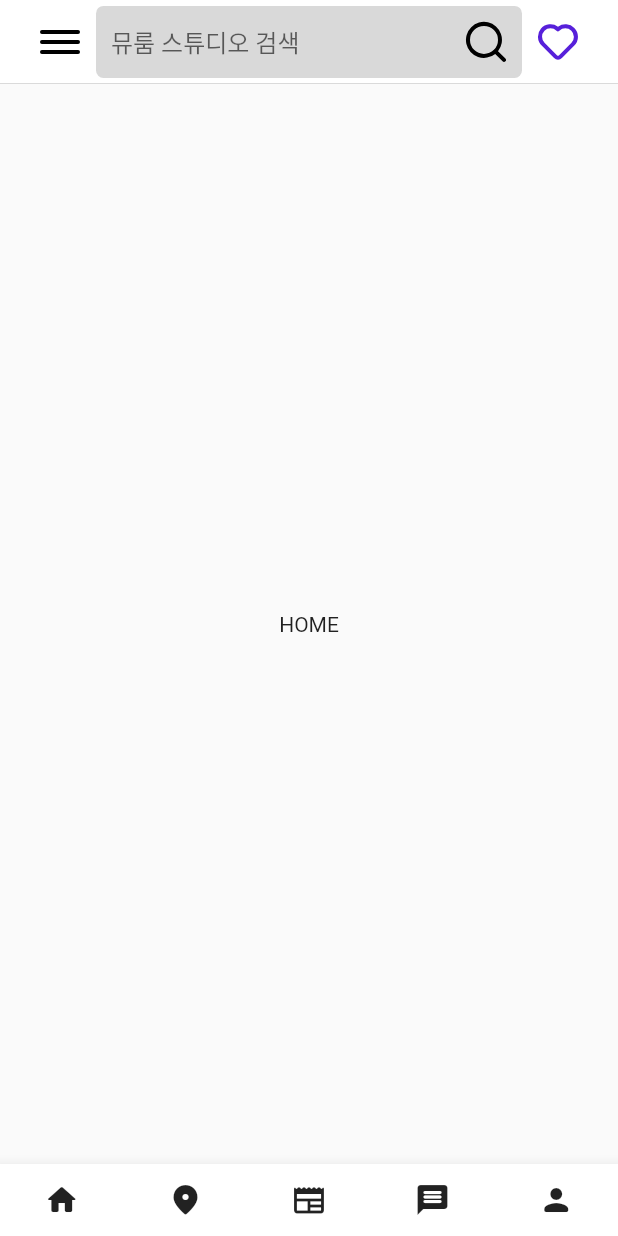
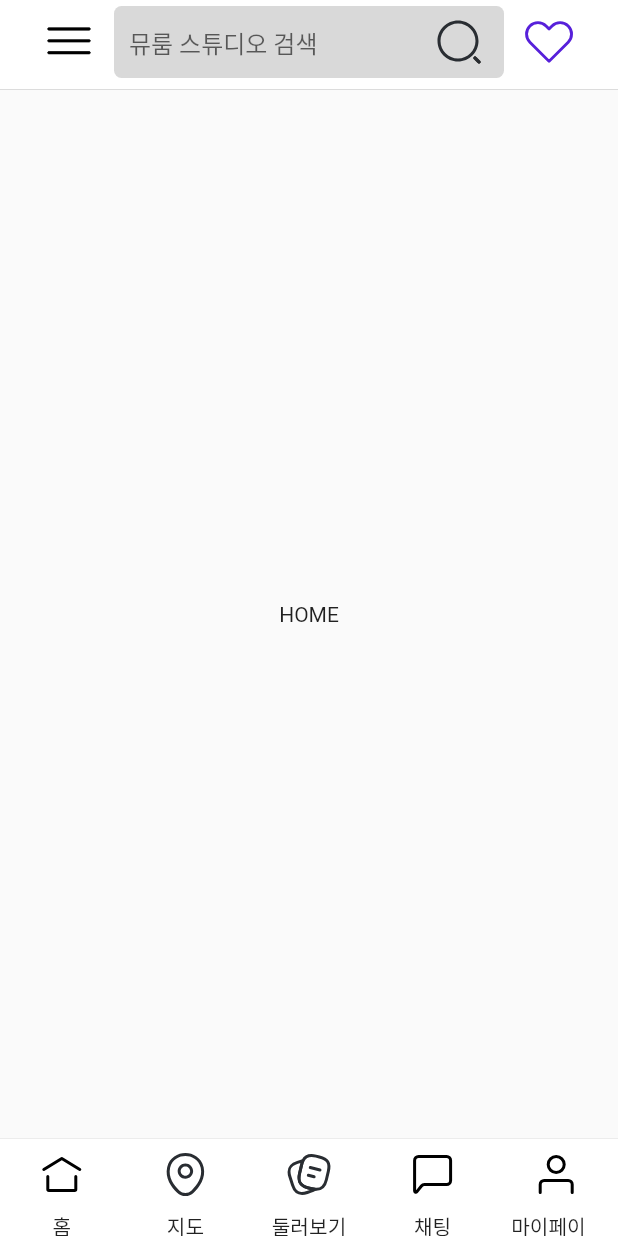
Before and after one commit to muroom-studio/muroom_flutter, a Flutter app: the screen it shows after launch, on a phone screen of 412 x 824 dp. Run offline on Flutter 3.47's test engine with Material 2 defaults, Android fonts, the phone set to English and light mode, and no system bars; our stand-ins replace flutter_riverpod, flutter_svg, go_router, google_fonts.

Commit message:
design: appbar 디자인 수정

```diff
--- a/lib/screens/nest_app_bar.dart
+++ b/lib/screens/nest_app_bar.dart
@@ -19,7 +19,7 @@ class NestAppBarScreen extends StatelessWidget {
         ? const SplashScreen()
         : Scaffold(
             appBar: const PreferredSize(
-              preferredSize: Size.fromHeight(56.0),
+              preferredSize: Size.fromHeight(60.0),
               child: TopAppBar(),
             ),
             body: nestedWidget,
--- a/lib/widgets/appbar/bottom_app_bar.dart
+++ b/lib/widgets/appbar/bottom_app_bar.dart
@@ -3,46 +3,57 @@ import 'package:flutter_svg/flutter_svg.dart';
 import 'package:go_router/go_router.dart';
 
 class BotAppBar extends StatelessWidget {
-  const BotAppBar({super.key});
+  const BotAppBar({Key? key}) : super(key: key);
 
-  @override
-  Widget build(BuildContext context) {
-    return BottomAppBar(
-      child: Row(
-        mainAxisAlignment: MainAxisAlignment.spaceAround,
+  // 공통 아이템 위젯을 생성하는 함수
+  Widget _buildNavItem(
+      BuildContext context, String route, String iconPath, String label) {
+    return SizedBox(
+      width: 60,
+      height: 65,
+      child: Column(
         children: [
           IconButton(
             onPressed: () {
-              GoRouter.of(context).go('/');
+              GoRouter.of(context).go(route);
             },
-            icon: const Icon(Icons.home_rounded),
+            icon: SvgPicture.asset(
+              iconPath,
+              width: 100,
+            ),
           ),
-          IconButton(
-            onPressed: () {
-              GoRouter.of(context).go('/map');
-            },
-            icon: const Icon(Icons.location_on_rounded),
-          ),
-          IconButton(
-            onPressed: () {
-              GoRouter.of(context).go('/community');
-            },
-            icon: const Icon(Icons.newspaper_rounded),
-          ),
-          IconButton(
-            onPressed: () {
-              GoRouter.of(context).go('/chat');
-            },
-            icon: const Icon(Icons.message_rounded),
-          ),
-          IconButton(
-            onPressed: () {
-              GoRouter.of(context).go('/my-page');
-            },
-            icon: const Icon(Icons.person_rounded),
+          Text(
+            label,
+            style: const TextStyle(fontSize: 13.5),
           ),
         ],
       ),
     );
   }
+
+  @override
+  Widget build(BuildContext context) {
+    return Container(
+      decoration: const BoxDecoration(
+        border: Border(
+          top: BorderSide(color: Color(0xFF8A8A8A), width: 0.2),
+        ),
+      ),
+      child: BottomAppBar(
+        elevation: 0,
+        child: Row(
+          mainAxisAlignment: MainAxisAlignment.spaceAround,
+          children: [
+            _buildNavItem(context, '/', 'assets/icons/home.svg', '홈'),
+            _buildNavItem(context, '/map', 'assets/icons/location.svg', '지도'),
+            _buildNavItem(
+                context, '/community', 'assets/icons/community.svg', '둘러보기'),
+            _buildNavItem(context, '/chat', 'assets/icons/message.svg', '채팅'),
+            _buildNavItem(
+                context, '/my-page', 'assets/icons/user.svg', '마이페이지'),
+          ],
+        ),
+      ),
+    );
+  }
 }
--- a/lib/widgets/appbar/top_app_bar.dart
+++ b/lib/widgets/appbar/top_app_bar.dart
@@ -2,7 +2,7 @@ import 'package:flutter/material.dart';
 import 'package:flutter_svg/flutter_svg.dart';
 
 class TopAppBar extends StatelessWidget {
-  const TopAppBar({super.key});
+  const TopAppBar({Key? key}) : super(key: key);
 
   @override
   Widget build(BuildContext context) {
@@ -10,24 +10,31 @@ class TopAppBar extends StatelessWidget {
       elevation: 0,
       automaticallyImplyLeading: false,
       backgroundColor: Colors.white,
-      bottom: PreferredSize(
-        preferredSize: const Size.fromHeight(0),
-        child: Container(
-          color: Colors.black,
-          height: 0.1,
-        ),
+      // bottom: PreferredSize(
+      //   preferredSize: const Size.fromHeight(0),
+      //   child: Container(
+      //     color: const Color(0xFF8A8A8A),
+      //     height: 0.2,
+      //   ),
+      // ),
+      shape: const Border(
+        bottom: BorderSide(color: Color(0xFF8A8A8A), width: 0.2),
       ),
       title: Row(
         mainAxisAlignment: MainAxisAlignment.center,
         mainAxisSize: MainAxisSize.max,
         children: [
-          IconButton(
+          SizedBox(
+            width: 60,
+            height: 54,
+            child: IconButton(
               onPressed: () {
                 // GoRouter.of(context).go('/menu');
               },
               icon: SvgPicture.asset(
                 'assets/icons/menu.svg',
                 width: 100,
+              ),
             ),
           ),
           Expanded(
@@ -45,7 +52,9 @@ class TopAppBar extends StatelessWidget {
                   ),
                 ),
                 hintText: '뮤룸 스튜디오 검색',
-                suffixIcon: IconButton(
+                suffixIcon: SizedBox(
+                  width: 60,
+                  child: IconButton(
                     onPressed: () {
                       // Search function
                     },
@@ -57,7 +66,10 @@ class TopAppBar extends StatelessWidget {
                 ),
               ),
             ),
-          IconButton(
+          ),
+          SizedBox(
+            width: 60,
+            child: IconButton(
               onPressed: () {
                 // GoRouter.of(context).go('/favorite');
               },
@@ -68,6 +80,7 @@ class TopAppBar extends StatelessWidget {
                 width: 100,
               ),
             ),
+          ),
         ],
       ),
     );
```
Also changed, not shown: pubspec.yaml (+10 -1 lines), assets/icons/community.svg (added), assets/icons/heart.svg, assets/icons/home.svg (added), assets/icons/location.svg (added), assets/icons/menu.svg, assets/icons/message.svg (added), assets/icons/search.svg, assets/icons/user.svg (added). Lines whose indentation alone changed are shown as unchanged.
